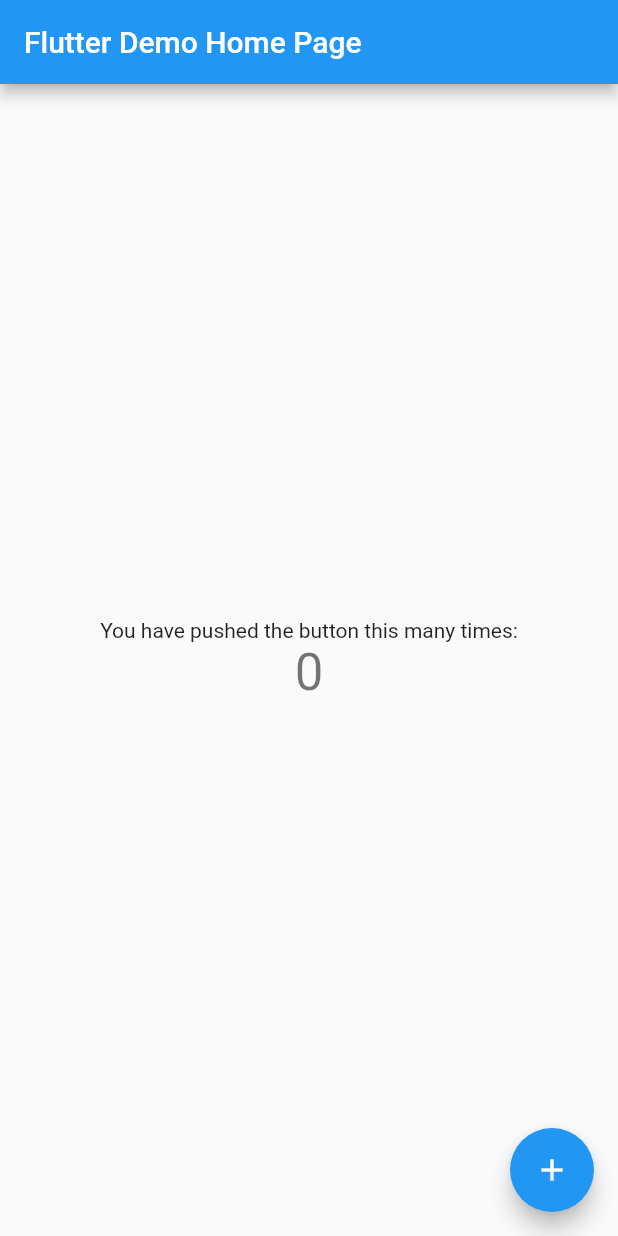
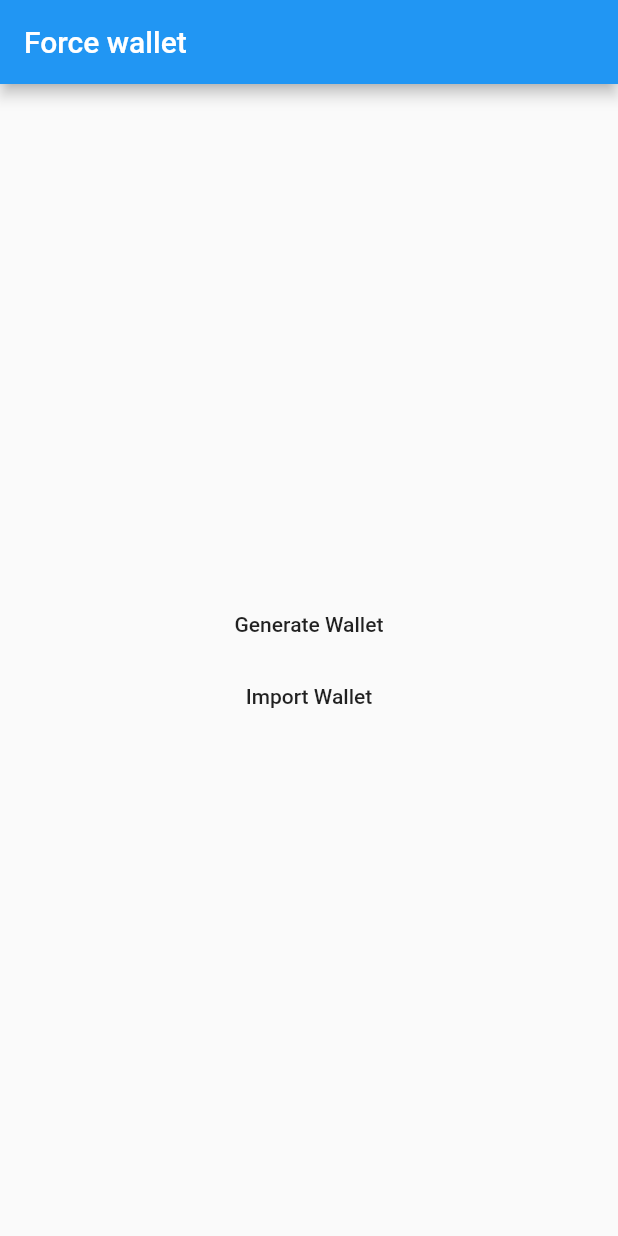
Before and after one commit to weixuefeng/force, a Flutter app: the screen it shows after launch, on a phone screen of 412 x 824 dp. Run offline on Flutter 3.47's test engine with Material 2 defaults, Android fonts, the phone set to English and light mode, and no system bars; missing offline and left inert: flutter_trust_wallet_core.

Commit message:
fix: add page

```diff
--- a/lib/main.dart
+++ b/lib/main.dart
@@ -1,6 +1,16 @@
+/*
+ * @Author: pony@diynova.com
+ * @Date: 2022-05-16 16:13:37
+ * @LastEditors: pony@diynova.com
+ * @LastEditTime: 2022-05-16 18:57:56
+ * @FilePath: /tech_research/forcewallet/lib/main.dart
+ * @Description:
+ */
 import 'package:flutter/material.dart';
 import 'package:flutter_trust_wallet_core/flutter_trust_wallet_core.dart';
-import 'package:flutter_trust_wallet_core/trust_wallet_core_ffi.dart';
+
+import 'page/create.dart';
+import 'page/import.dart';
 
 void main() {
   runApp(const MyApp());
@@ -13,20 +23,15 @@ class MyApp extends StatelessWidget {
   @override
   Widget build(BuildContext context) {
     return MaterialApp(
-      title: 'Flutter Demo',
+      title: 'Force Wallet',
       theme: ThemeData(
-        // This is the theme of your application.
-        //
-        // Try running your application with "flutter run". You'll see the
-        // application has a blue toolbar. Then, without quitting the app, try
-        // changing the primarySwatch below to Colors.green and then invoke
-        // "hot reload" (press "r" in the console where you ran "flutter run",
-        // or simply save your changes to "hot reload" in a Flutter IDE).
-        // Notice that the counter didn't reset back to zero; the application
-        // is not restarted.
         primarySwatch: Colors.blue,
       ),
-      home: const MyHomePage(title: 'Flutter Demo Home Page'),
+      home: const MyHomePage(title: 'Force wallet'),
+      routes: {
+        "/create": (context) => const CreateWalletPage(),
+        "/import": (context) => const ImportWalletPage(),
+      },
     );
   }
 }
@@ -68,71 +73,29 @@ class _MyHomePageState extends State<MyHomePage> {
       // called again, and so nothing would appear to happen.
       _counter++;
     });
-
-    generateWallet();
   }
 
-  void generateWallet() {
-    print("generatewallet");
-    String mnemonic =
-        "rent craft script crucial item someone dream federal notice page shrug pipe young hover duty"; // 有测试币的 tron地址
-    wallet = HDWallet.createWithMnemonic(mnemonic);
-    print(wallet);
-    print(wallet.mnemonic());
-    var newAddress = wallet.getAddressForCoin(TWCoinType.TWCoinTypeWanchain);
-    var ethAddress = wallet.getAddressForCoin(TWCoinType.TWCoinTypeEthereum);
-    print("newAddress:$newAddress addAddress:$ethAddress");
-  }
+  void generateWallet() {}
 
   @override
   Widget build(BuildContext context) {
-    // This method is rerun every time setState is called, for instance as done
-    // by the _incrementCounter method above.
-    //
-    // The Flutter framework has been optimized to make rerunning build methods
-    // fast, so that you can just rebuild anything that needs updating rather
-    // than having to individually change instances of widgets.
     return Scaffold(
       appBar: AppBar(
-        // Here we take the value from the MyHomePage object that was created by
-        // the App.build method, and use it to set our appbar title.
         title: Text(widget.title),
       ),
       body: Center(
-        // Center is a layout widget. It takes a single child and positions it
-        // in the middle of the parent.
         child: Column(
-          // Column is also a layout widget. It takes a list of children and
-          // arranges them vertically. By default, it sizes itself to fit its
-          // children horizontally, and tries to be as tall as its parent.
-          //
-          // Invoke "debug painting" (press "p" in the console, choose the
-          // "Toggle Debug Paint" action from the Flutter Inspector in Android
-          // Studio, or the "Toggle Debug Paint" command in Visual Studio Code)
-          // to see the wireframe for each widget.
-          //
-          // Column has various properties to control how it sizes itself and
-          // how it positions its children. Here we use mainAxisAlignment to
-          // center the children vertically; the main axis here is the vertical
-          // axis because Columns are vertical (the cross axis would be
-          // horizontal).
           mainAxisAlignment: MainAxisAlignment.center,
           children: <Widget>[
-            const Text(
-              'You have pushed the button this many times:',
-            ),
-            Text(
-              '$_counter',
-              style: Theme.of(context).textTheme.headline4,
-            ),
+            MaterialButton(
+                onPressed: () => {Navigator.pushNamed(context, '/create')},
+                child: const Text('Generate Wallet')),
+            MaterialButton(
+                onPressed: () => {Navigator.pushNamed(context, '/import')},
+                child: const Text('Import Wallet'))
           ],
         ),
       ),
-      floatingActionButton: FloatingActionButton(
-        onPressed: _incrementCounter,
-        tooltip: 'Increment',
-        child: const Icon(Icons.add),
-      ), // This trailing comma makes auto-formatting nicer for build methods.
     );
   }
 }
```
Also changed, not shown: lib/page/create.dart (added, +58 -0 lines), lib/page/import.dart (added, +36 -0 lines), lib/page/page.dart (added).
